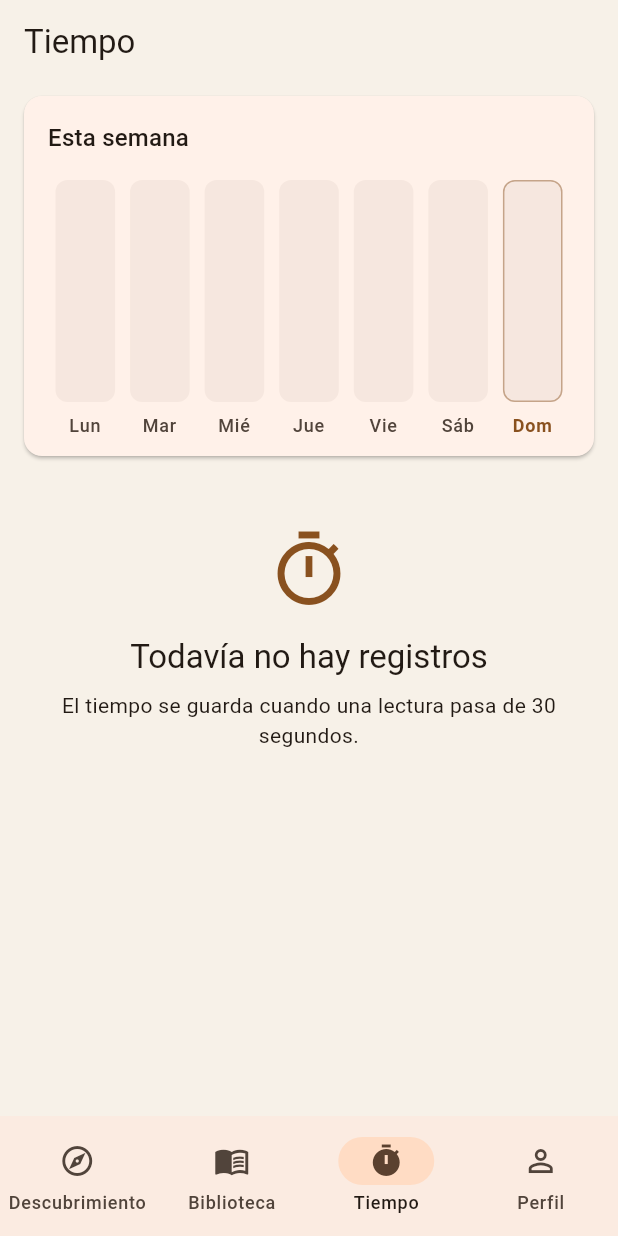
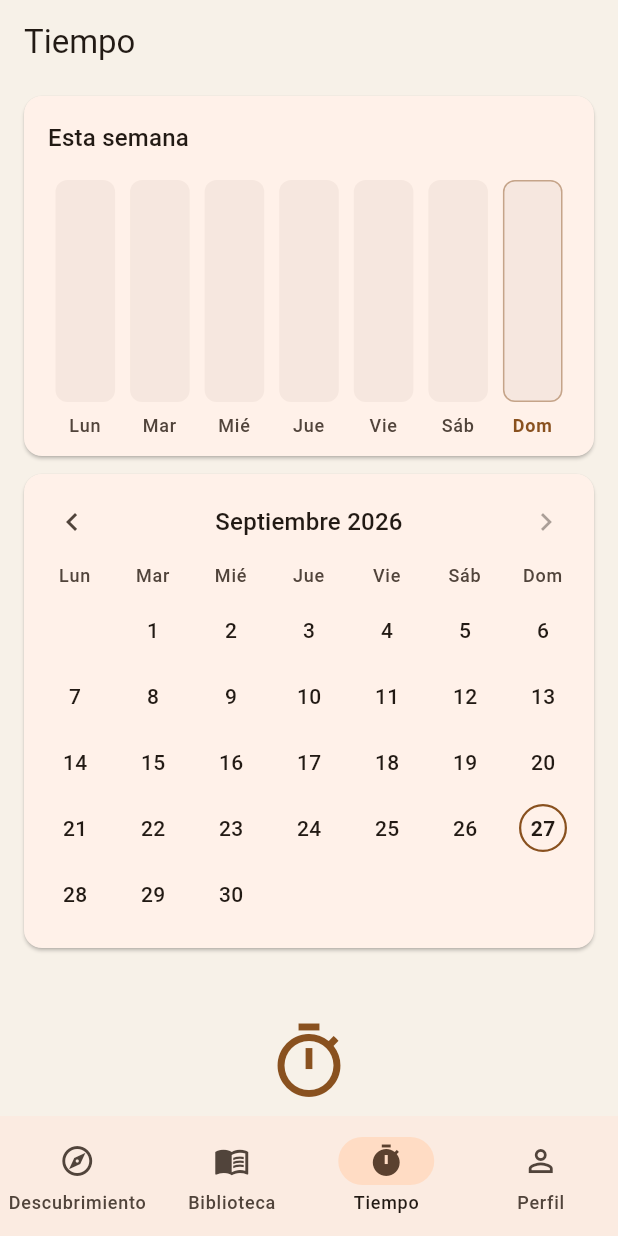
Before and after one commit to BrayanOB2003/epub_reader, a Flutter app: the ReadingTimePage screen opened by its route, on a phone screen of 412 x 824 dp. Run offline on Flutter 3.47's test engine with Material 3 defaults, Android fonts, the phone set to English and light mode, and no system bars; our stand-ins replace drift, file_picker, flutter_riverpod, go_router, share_plus; missing offline and left inert: flutter_readium; accounts and stored records are empty; generated files the repository leaves out were written again.

Commit message:
Add ReadingCalendar widget for visualizing reading sessions by month. Integrate into ReadingTimePage and implement logic for displaying daily reading goals. Enhance reading time calculations and add tests for calendar functionality and month navigation.

```diff
--- /dev/null
+++ b/lib/features/habits/reading_calendar.dart
@@ -0,0 +1,206 @@
+import 'package:epub_reader/core/database/app_database.dart';
+import 'package:epub_reader/features/habits/reading_time.dart';
+import 'package:epub_reader/features/habits/weekly_reading_chart.dart';
+import 'package:flutter/material.dart';
+
+class ReadingCalendar extends StatefulWidget {
+  const ReadingCalendar({
+    super.key,
+    required this.sessions,
+    required this.goalSeconds,
+    required this.today,
+  });
+
+  final List<ReadingSession> sessions;
+  final int? goalSeconds;
+  final DateTime today;
+
+  @override
+  State<ReadingCalendar> createState() => _ReadingCalendarState();
+}
+
+class _ReadingCalendarState extends State<ReadingCalendar> {
+  late DateTime _month;
+
+  @override
+  void initState() {
+    super.initState();
+    final today = widget.today.toLocal();
+    _month = DateTime(today.year, today.month);
+  }
+
+  bool get _canGoForward {
+    final today = widget.today.toLocal();
+    return _month.isBefore(DateTime(today.year, today.month));
+  }
+
+  void _shift(int months) {
+    setState(() => _month = DateTime(_month.year, _month.month + months));
+  }
+
+  @override
+  Widget build(BuildContext context) {
+    final theme = Theme.of(context);
+    final color = theme.colorScheme;
+    final month = readingMonth(
+      sessions: widget.sessions,
+      month: _month,
+      goalSeconds: widget.goalSeconds,
+    );
+    final cells = <ReadingCalendarDay?>[
+      for (var index = 0; index < month.leadingBlanks; index++) null,
+      ...month.days,
+    ];
+    while (cells.length % 7 != 0) {
+      cells.add(null);
+    }
+
+    return Card(
+      margin: EdgeInsets.zero,
+      child: Padding(
+        padding: const EdgeInsets.fromLTRB(8, 8, 8, 12),
+        child: Column(
+          children: [
+            Row(
+              children: [
+                IconButton(
+                  tooltip: 'Mes anterior',
+                  onPressed: () => _shift(-1),
+                  icon: const Icon(Icons.chevron_left),
+                ),
+                Expanded(
+                  child: Text(
+                    formatReadingMonth(_month),
+                    textAlign: TextAlign.center,
+                    style: theme.textTheme.titleMedium,
+                  ),
+                ),
+                IconButton(
+                  tooltip: 'Mes siguiente',
+                  onPressed: _canGoForward ? () => _shift(1) : null,
+                  icon: const Icon(Icons.chevron_right),
+                ),
+              ],
+            ),
+            const SizedBox(height: 4),
+            Row(
+              children: [
+                for (final label in weekdayLabels)
+                  Expanded(
+                    child: Text(
+                      label,
+                      textAlign: TextAlign.center,
+                      style: theme.textTheme.labelMedium?.copyWith(
+                        color: color.onSurfaceVariant,
+                      ),
+                    ),
+                  ),
+              ],
+            ),
+            const SizedBox(height: 8),
+            for (var index = 0; index < cells.length; index += 7) ...[
+              Row(
+                children: [
+                  for (final day in cells.sublist(index, index + 7))
+                    Expanded(
+                      child: day == null
+                          ? const SizedBox(height: 40)
+                          : _DayCell(
+                              day: day,
+                              isToday: _sameDay(day.day, widget.today),
+                            ),
+                    ),
+                ],
+              ),
+              const SizedBox(height: 4),
+            ],
+          ],
+        ),
+      ),
+    );
+  }
+}
+
+class _DayCell extends StatelessWidget {
+  const _DayCell({required this.day, required this.isToday});
+
+  final ReadingCalendarDay day;
+  final bool isToday;
+
+  @override
+  Widget build(BuildContext context) {
+    final color = Theme.of(context).colorScheme;
+    final background = switch (day.mark) {
+      ReadingDayMark.met => color.primary,
+      ReadingDayMark.partial => color.primary.withValues(alpha: 0.28),
+      ReadingDayMark.none => Colors.transparent,
+    };
+    final foreground = day.mark == ReadingDayMark.met
+        ? color.onPrimary
+        : color.onSurface;
+    final borderColor = day.mark == ReadingDayMark.met
+        ? color.onPrimary
+        : color.primary;
+
+    return Semantics(
+      container: true,
+      label: _dayLabel(day),
+      excludeSemantics: true,
+      child: SizedBox(
+        height: 40,
+        child: Center(
+          child: Container(
+            width: 32,
+            height: 32,
+            alignment: Alignment.center,
+            decoration: BoxDecoration(
+              color: background,
+              shape: BoxShape.circle,
+              border: isToday
+                  ? Border.all(color: borderColor, width: 1.5)
+                  : null,
+            ),
+            child: Text(
+              '${day.day.day}',
+              style: Theme.of(context).textTheme.bodyMedium?.copyWith(
+                color: foreground,
+                fontWeight: isToday ? FontWeight.w700 : FontWeight.w500,
+              ),
+            ),
+          ),
+        ),
+      ),
+    );
+  }
+}
+
+String _dayLabel(ReadingCalendarDay day) {
+  const months = [
+    'enero',
+    'febrero',
+    'marzo',
+    'abril',
+    'mayo',
+    'junio',
+    'julio',
+    'agosto',
+    'septiembre',
+    'octubre',
+    'noviembre',
+    'diciembre',
+  ];
+  final date = '${day.day.day} de ${months[day.day.month - 1]}';
+  final state = switch (day.mark) {
+    ReadingDayMark.met => 'meta cumplida',
+    ReadingDayMark.partial => 'leído sin cumplir la meta',
+    ReadingDayMark.none => 'sin lectura',
+  };
+  return '$date, $state';
+}
+
+bool _sameDay(DateTime day, DateTime today) {
+  final current = today.toLocal();
+  return day.year == current.year &&
+      day.month == current.month &&
+      day.day == current.day;
+}
--- a/lib/features/habits/reading_time.dart
+++ b/lib/features/habits/reading_time.dart
@@ -45,6 +45,66 @@ class DailyReading {
 
   final DateTime day;
   final int engagedSeconds;
+}
+
+enum ReadingDayMark { none, partial, met }
+
+class ReadingCalendarDay {
+  const ReadingCalendarDay({required this.day, required this.mark});
+
+  final DateTime day;
+  final ReadingDayMark mark;
+}
+
+class ReadingMonth {
+  const ReadingMonth({
+    required this.month,
+    required this.leadingBlanks,
+    required this.days,
+  });
+
+  final DateTime month;
+  final int leadingBlanks;
+  final List<ReadingCalendarDay> days;
+}
+
+ReadingDayMark readingDayMark({
+  required int engagedSeconds,
+  required int? goalSeconds,
+}) {
+  if (engagedSeconds <= 0) return ReadingDayMark.none;
+  if (goalSeconds == null || goalSeconds <= 0) return ReadingDayMark.partial;
+  if (engagedSeconds >= goalSeconds) return ReadingDayMark.met;
+  return ReadingDayMark.partial;
+}
+
+ReadingMonth readingMonth({
+  required Iterable<ReadingSession> sessions,
+  required DateTime month,
+  required int? goalSeconds,
+}) {
+  final first = DateTime(month.year, month.month);
+  final totals = <int, int>{};
+  for (final session in sessions) {
+    final day = _localDate(session.startedAt);
+    if (day.year != first.year || day.month != first.month) continue;
+    totals[day.day] = (totals[day.day] ?? 0) + session.engagedSeconds;
+  }
+  final lastDay = DateTime(first.year, first.month + 1, 0).day;
+  return ReadingMonth(
+    month: first,
+    leadingBlanks: first.weekday - DateTime.monday,
+    days: [
+      for (var day = 1; day <= lastDay; day++)
+        ReadingCalendarDay(
+          day: DateTime(first.year, first.month, day),
+          mark: readingDayMark(
+            engagedSeconds: totals[day] ?? 0,
+            goalSeconds: goalSeconds,
+          ),
+        ),
+    ],
+  );
 }
 
 List<DailyReading> weeklyReading({
@@ -105,7 +165,10 @@ String formatReadingMoment(DateTime instant, {required DateTime now}) {
   final today = DateTime(current.year, current.month, current.day);
   if (day == today) return 'Hoy, $time';
   if (day == today.subtract(const Duration(days: 1))) return 'Ayer, $time';
-  const months = [
+  return '${local.day} ${_shortMonths[local.month - 1]}, $time';
+}
+
+const _shortMonths = [
   'ene',
   'feb',
   'mar',
@@ -119,7 +182,25 @@ String formatReadingMoment(DateTime instant, {required DateTime now}) {
   'nov',
   'dic',
 ];
-  return '${local.day} ${months[local.month - 1]}, $time';
+
+const _monthNames = [
+  'enero',
+  'febrero',
+  'marzo',
+  'abril',
+  'mayo',
+  'junio',
+  'julio',
+  'agosto',
+  'septiembre',
+  'octubre',
+  'noviembre',
+  'diciembre',
+];
+
+String formatReadingMonth(DateTime month) {
+  final name = _monthNames[month.month - 1];
+  return '${name[0].toUpperCase()}${name.substring(1)} ${month.year}';
 }
 
 String _two(int value) => value.toString().padLeft(2, '0');
--- a/lib/features/habits/reading_time_page.dart
+++ b/lib/features/habits/reading_time_page.dart
@@ -1,4 +1,5 @@
 import 'package:epub_reader/app/providers.dart';
+import 'package:epub_reader/features/habits/reading_calendar.dart';
 import 'package:epub_reader/features/habits/reading_time.dart';
 import 'package:epub_reader/features/habits/weekly_reading_chart.dart';
 import 'package:epub_reader/features/profile/reader_profile_store.dart';
@@ -39,6 +40,12 @@ class ReadingTimePage extends ConsumerWidget {
               children: [
                 WeeklyReadingChart(
                   days: weeklyReading(sessions: sessionList, now: now),
+                  goalSeconds: goalMinutes == null ? null : goalMinutes * 60,
+                  today: now,
+                ),
+                const SizedBox(height: 12),
+                ReadingCalendar(
+                  sessions: sessionList,
                   goalSeconds: goalMinutes == null ? null : goalMinutes * 60,
                   today: now,
                 ),
```
Also changed, not shown: 2 other files. Lines whose indentation alone changed are shown as unchanged.
